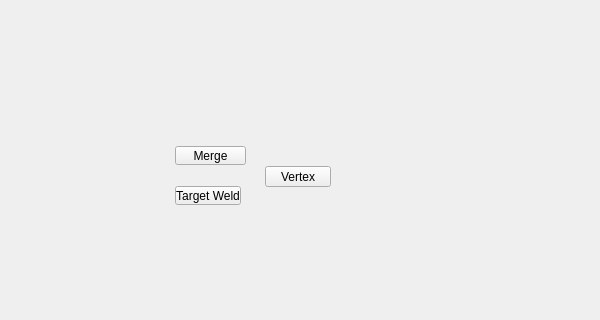
Above: ui/level_2/polygons_vertex_submenu.ui from m3trik/Scripts_portable before the change; both pictures show x 0 to 600 and y 124 to 444 of the 600 by 600 pixel window. Below: the same form after it.
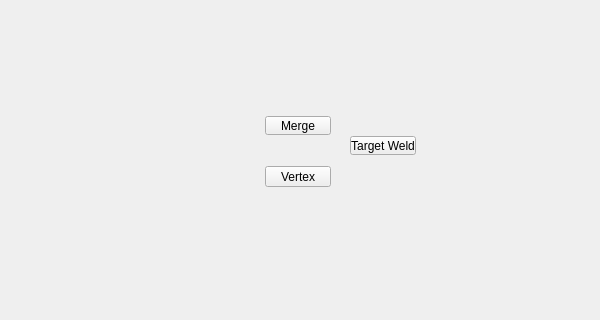
That is the form after the change. Custom widgets are drawn as their Qt base class.

What changed in the file:
```diff
--- a/ui/level_2/polygons_vertex_submenu.ui
+++ b/ui/level_2/polygons_vertex_submenu.ui
@@ -65,9 +65,9 @@
     </property>
     <property name="geometry">
      <rect>
-      <x>175</x>
-      <y>270</y>
-      <width>71</width>
+      <x>265</x>
+      <y>240</y>
+      <width>66</width>
       <height>19</height>
      </rect>
     </property>
@@ -124,8 +124,8 @@
     </property>
     <property name="geometry">
      <rect>
-      <x>175</x>
-      <y>310</y>
+      <x>350</x>
+      <y>260</y>
       <width>66</width>
       <height>19</height>
      </rect>
```
